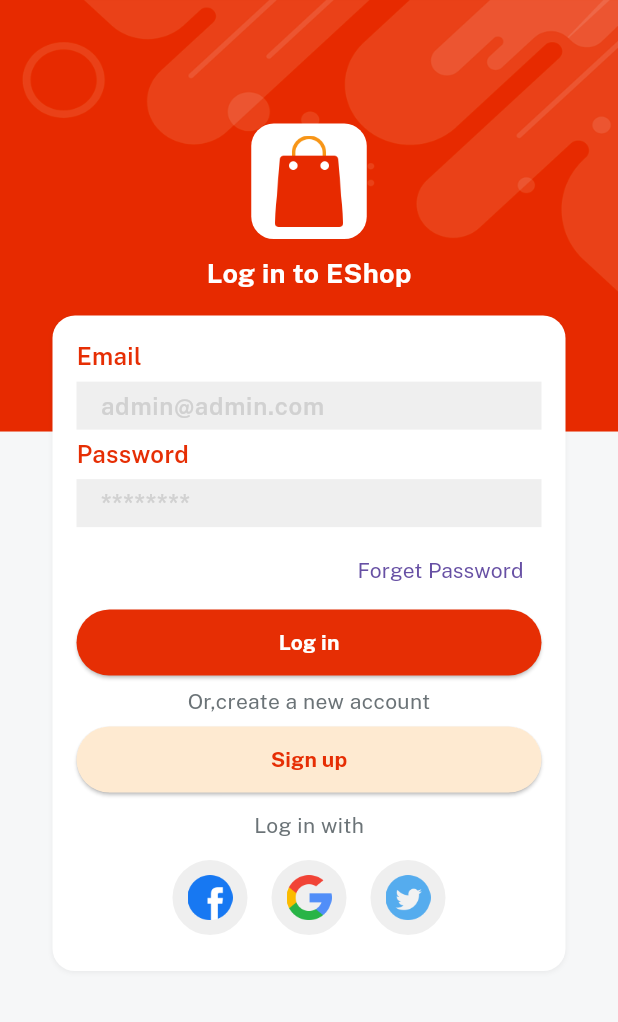
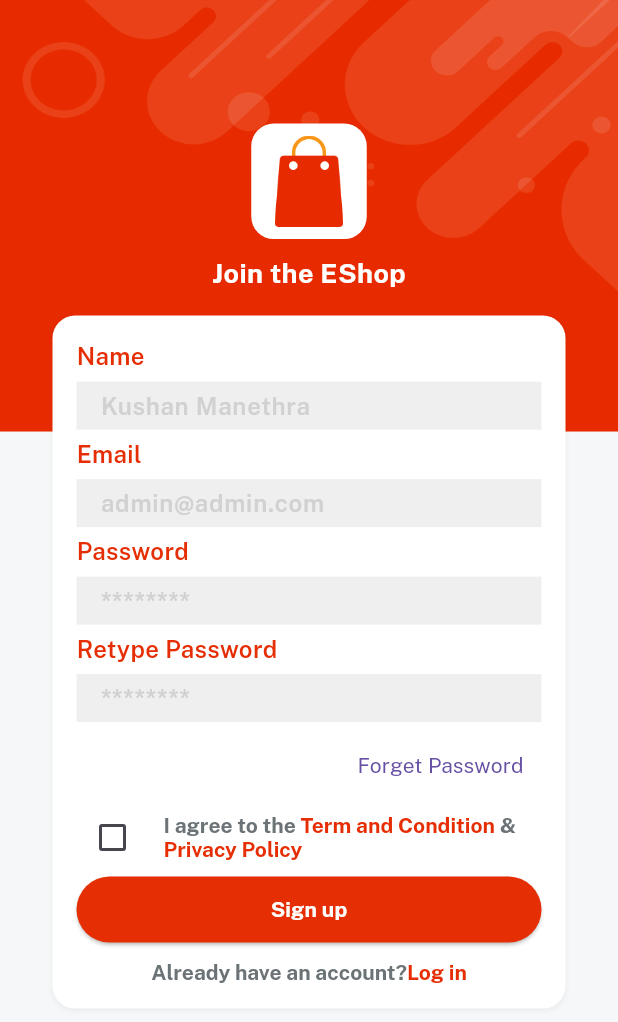
Before and after one commit to kusha2000/e_commerce_app, a Flutter app: the screen it shows after launch, after a tap on "Sign up", on a phone screen of 412 x 824 dp. Shown: the top 1022 px of the screen. Run offline on Flutter 3.47's test engine with Material 3 defaults, Android fonts, the phone set to English and light mode, and no system bars; our stand-ins replace get, velocity_x.

Commit message:
Signup UI Created

```diff
--- a/lib/consts/strings.dart
+++ b/lib/consts/strings.dart
@@ -5,8 +5,14 @@ const email = "Email";
 const emailHint = "admin@admin.com";
 const password = "Password";
 const passwordHint = "********";
+const retypePassword = "Retype Password";
+const name = "Name";
+const nameHint = "Kushan Manethra";
 const forgetPass = "Forget Password";
 const login = "Log in";
 const signup = "Sign up";
 const createNewAccount = "Or,create a new account";
 const loginwith = "Log in with";
+const privacyPolicy = "Privacy Policy";
+const termAndCond = "Term and Condition";
+const alreadyHaveAccount = "Already have an account?";
--- a/lib/views/auth_screen/login_screen.dart
+++ b/lib/views/auth_screen/login_screen.dart
@@ -1,10 +1,13 @@
 import 'package:e_commerce_app/consts/consts.dart';
 import 'package:e_commerce_app/consts/lists.dart';
+import 'package:e_commerce_app/views/auth_screen/signup_screen.dart';
 import 'package:e_commerce_app/widgets_common/applogo_widget.dart';
 import 'package:e_commerce_app/widgets_common/bg_widget.dart';
 import 'package:e_commerce_app/widgets_common/custom_textfield.dart';
 import 'package:e_commerce_app/widgets_common/our_button.dart';
 import 'package:flutter/material.dart';
+import 'package:get/get.dart';
+import 'package:get/get_core/src/get_main.dart';
 
 class LoginScreen extends StatelessWidget {
   const LoginScreen({super.key});
@@ -43,13 +46,12 @@ class LoginScreen extends StatelessWidget {
                 createNewAccount.text.color(fontGrey).make(),
                 5.heightBox,
                 ourButton(
-                        color: lightGolden,
-                        title: signup,
-                        textColor: redColor,
-                        onPress: () {})
-                    .box
-                    .width(context.screenWidth - 50)
-                    .make(),
+                    color: lightGolden,
+                    title: signup,
+                    textColor: redColor,
+                    onPress: () {
+                      Get.to(() => const SignupScreen());
+                    }).box.width(context.screenWidth - 50).make(),
 
                 10.heightBox,
                 loginwith.text.color(fontGrey).make(),
--- /dev/null
+++ b/lib/views/auth_screen/signup_screen.dart
@@ -0,0 +1,126 @@
+import 'package:e_commerce_app/consts/consts.dart';
+import 'package:e_commerce_app/widgets_common/applogo_widget.dart';
+import 'package:e_commerce_app/widgets_common/bg_widget.dart';
+import 'package:e_commerce_app/widgets_common/custom_textfield.dart';
+import 'package:e_commerce_app/widgets_common/our_button.dart';
+import 'package:flutter/material.dart';
+import 'package:get/get.dart';
+
+class SignupScreen extends StatelessWidget {
+  const SignupScreen({super.key});
+
+  @override
+  Widget build(BuildContext context) {
+    return bgWidget(
+      child: Scaffold(
+        resizeToAvoidBottomInset: false,
+        body: Center(
+          child: Column(children: [
+            (context.screenHeight * 0.1).heightBox,
+            applogoWidget(),
+            10.heightBox,
+            "Join the $appname".text.fontFamily(bold).white.size(18).make(),
+            15.heightBox,
+            Column(
+              children: [
+                customTextField(hint: nameHint, title: name),
+                customTextField(hint: emailHint, title: email),
+                customTextField(hint: passwordHint, title: password),
+                customTextField(hint: passwordHint, title: retypePassword),
+                Align(
+                  alignment: Alignment.centerRight,
+                  child: TextButton(
+                      onPressed: () {}, child: forgetPass.text.make()),
+                ),
+                // ourButton().box.width(context.screenWidth - 50).make(),
+
+                Row(
+                  children: [
+                    Checkbox(
+                      checkColor: redColor,
+                      value: false,
+                      onChanged: (newValue) {},
+                    ),
+                    10.widthBox,
+                    Expanded(
+                      child: RichText(
+                        text: const TextSpan(children: [
+                          TextSpan(
+                            text: "I agree to the ",
+                            style: TextStyle(
+                              fontFamily: bold,
+                              color: fontGrey,
+                            ),
+                          ),
+                          TextSpan(
+                            text: termAndCond,
+                            style: TextStyle(
+                              fontFamily: bold,
+                              color: redColor,
+                            ),
+                          ),
+                          TextSpan(
+                            text: " & ",
+                            style: TextStyle(
+                              fontFamily: bold,
+                              color: fontGrey,
+                            ),
+                          ),
+                          TextSpan(
+                            text: privacyPolicy,
+                            style: TextStyle(
+                              fontFamily: bold,
+                              color: redColor,
+                            ),
+                          ),
+                        ]),
+                      ),
+                    )
+                  ],
+                ),
+                ourButton(
+                        color: redColor,
+                        title: signup,
+                        textColor: whiteColor,
+                        onPress: () {})
+                    .box
+                    .width(context.screenWidth - 50)
+                    .make(),
+
+                10.heightBox,
+                //wrapping into gesture detector of velocity x
+                RichText(
+                  text: const TextSpan(children: [
+                    TextSpan(
+                      text: alreadyHaveAccount,
+                      style: TextStyle(
+                        fontFamily: bold,
+                        color: fontGrey,
+                      ),
+                    ),
+                    TextSpan(
+                      text: login,
+                      style: TextStyle(
+                        fontFamily: bold,
+                        color: redColor,
+                      ),
+                    ),
+                  ]),
+                ).onTap(() {
+                  Get.back();
+                }),
+              ],
+            )
+                .box
+                .white
+                .rounded
+                .padding(EdgeInsets.all(16))
+                .width(context.screenWidth - 70)
+                .shadowSm
+                .make(),
+          ]),
+        ),
+      ),
+    );
+  }
+}
--- a/lib/widgets_common/our_button.dart
+++ b/lib/widgets_common/our_button.dart
@@ -7,8 +7,6 @@ Widget ourButton({onPress, color, textColor, String? title}) {
         primary: color,
         padding: EdgeInsets.all(12),
       ),
-      onPressed: () {
-        onPress;
-      },
+      onPressed: onPress,
       child: title!.text.color(textColor).fontFamily(bold).make());
 }
```
